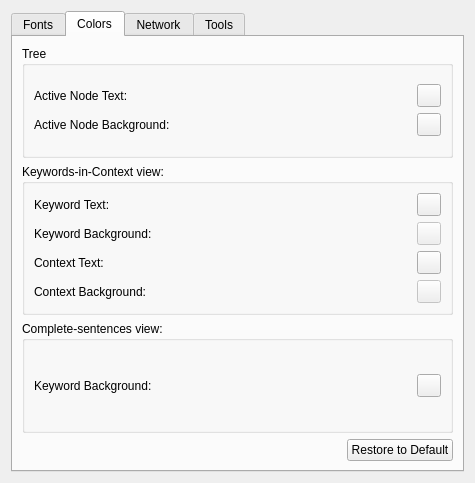
Above: ui/PreferencesWindow.ui from rug-compling/dact before the change. Below: the same form after it.
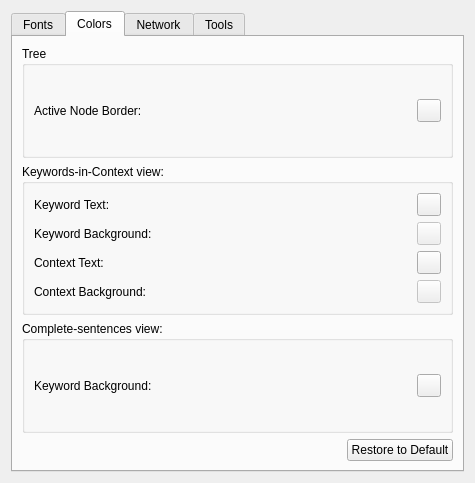
That is the form after the change. The open tabs and pages were chosen to show the change. Custom widgets are drawn as their Qt base class.

Commit message: Preferences reflect border color

The edit to the form file:
```diff
--- a/ui/PreferencesWindow.ui
+++ b/ui/PreferencesWindow.ui
@@ -80,22 +80,12 @@
             <item row="0" column="0">
              <widget class="QLabel" name="label_2">
               <property name="text">
-               <string>Active Node Text:</string>
-              </property>
-             </widget>
-            </item>
-            <item row="1" column="0">
-             <widget class="QLabel" name="label_1">
-              <property name="text">
-               <string>Active Node Background:</string>
+               <string>Active Node Border:</string>
               </property>
              </widget>
             </item>
             <item row="0" column="1">
-             <widget class="DactColorWell" name="treeActiveNodeForegroundColor"/>
-            </item>
-            <item row="1" column="1">
-             <widget class="DactColorWell" name="treeActiveNodeBackgroundColor"/>
+             <widget class="DactColorWell" name="treeActiveNodeBorderColor"/>
             </item>
            </layout>
           </item>
```
The commit also changes 2 other files.
